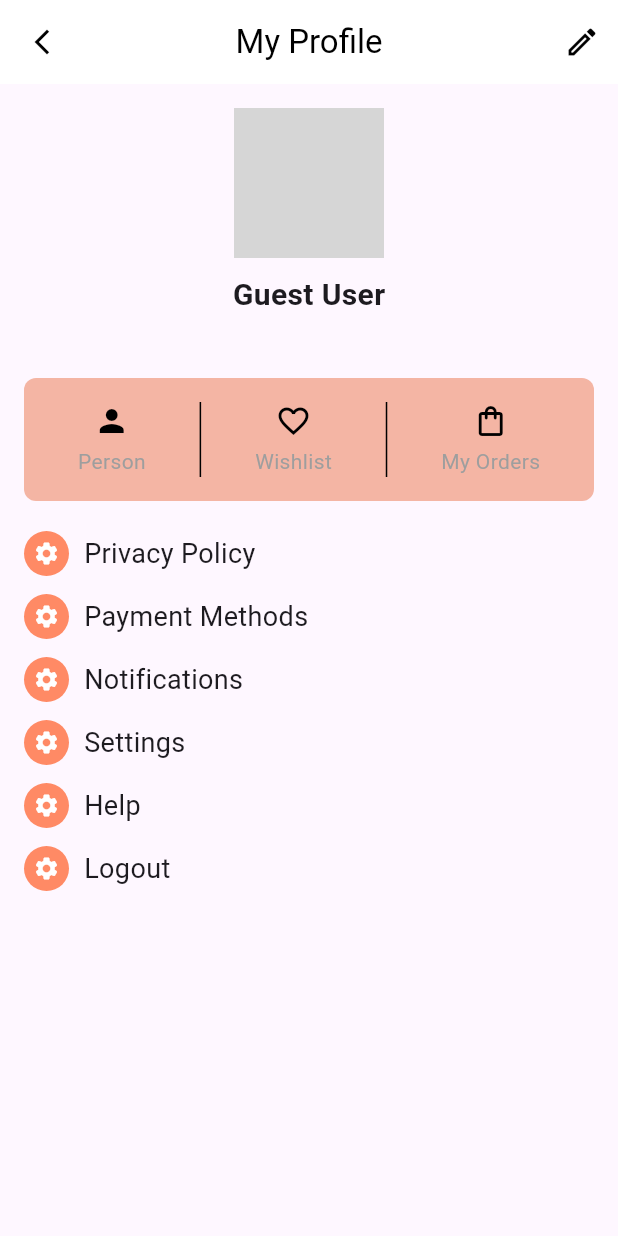
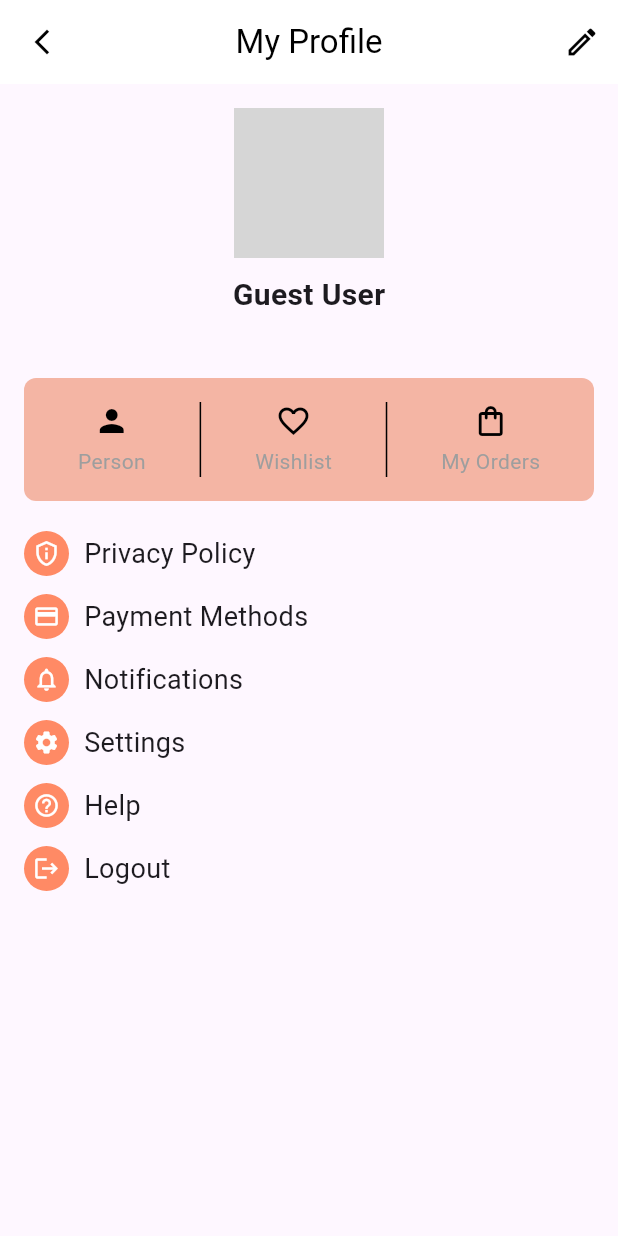
Before and after one commit to stevenayad/inteen, a Flutter app: the screen it shows after launch, on a phone screen of 412 x 824 dp. Run offline on Flutter 3.47's test engine with Material 3 defaults, Android fonts, the phone set to English and light mode, and no system bars; our stand-ins replace cloud_firestore, firebase_core, firebase_storage, get, image_picker; accounts and stored records are empty; network calls fail; grey boxes are pictures that could not be loaded.

Commit message:
change in ui

```diff
--- a/lib/Features/presentation/View/Widget/Featureapplistitem.dart
+++ b/lib/Features/presentation/View/Widget/Featureapplistitem.dart
@@ -3,7 +3,11 @@ import 'package:intern/Features/presentation/View/Widget/IconCricle.dart';
 import 'package:intern/utilites/appconst.dart' show AppConstants;
 
 class Featureapplistitem extends StatelessWidget {
-  const Featureapplistitem({super.key, required this.icon, required this.string});
+  const Featureapplistitem({
+    super.key,
+    required this.icon,
+    required this.string,
+  });
 
   final IconData icon;
   final String string;
@@ -11,7 +15,7 @@ class Featureapplistitem extends StatelessWidget {
   Widget build(BuildContext context) {
     return Row(
       children: [
-        IconCircle(icon: Icons.settings),
+        IconCircle(icon: icon),
         SizedBox(width: 10),
         Text(string, style: AppConstants.normalText),
       ],
--- a/lib/utilites/FirebaseService.dart
+++ b/lib/utilites/FirebaseService.dart
@@ -30,8 +30,7 @@ class FirebaseService {
     }
   }
 
-
- //this function not work Because not free (Paid Services)
+  //this function not work Because not free (Paid Services)
   static Future<String> uploadProfileImage({
     io.File? file,
     Uint8List? webImageBytes,
@@ -51,7 +50,6 @@ class FirebaseService {
           SettableMetadata(contentType: 'image/jpeg'),
         );
       } else {
-
         if (file == null) {
           throw Exception('file is null for mobile upload');
         }
```
